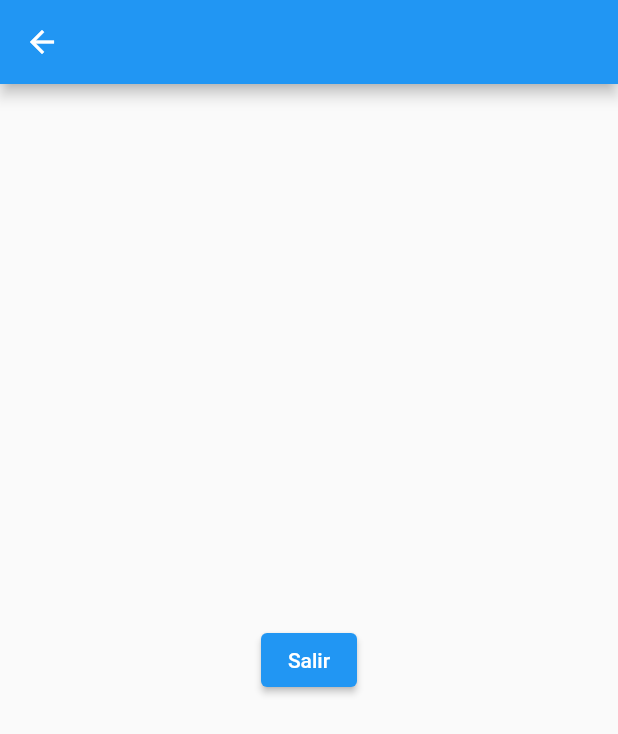
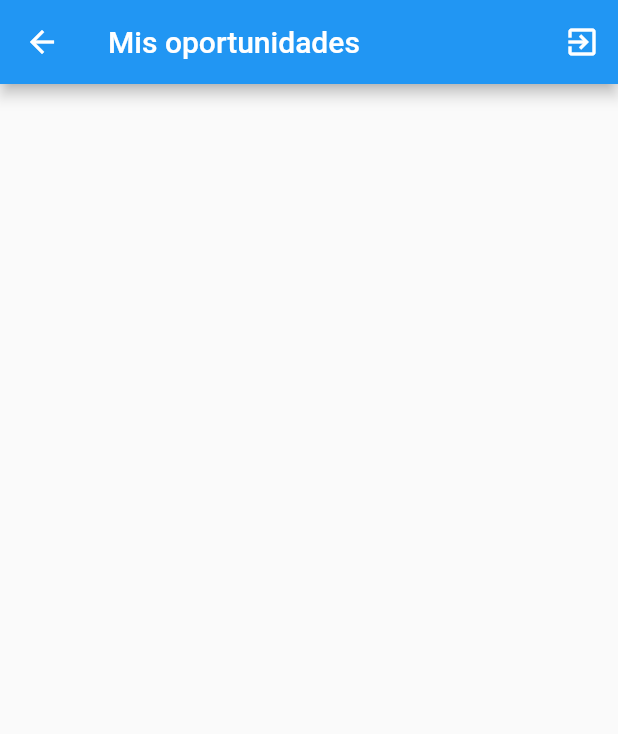
Before and after one commit to fabianMendez/oportunidades_cce, a Flutter app: the HomeView screen opened directly, on a phone screen of 412 x 824 dp. Shown: the top 734 px of the screen. Run offline on Flutter 3.47's test engine with Material 2 defaults, Android fonts, the phone set to English and light mode, and no system bars; our stand-ins replace bloc, email_validator, equatable, flutter_bloc, flutter_secure_storage, get_it and 1 more; accounts and stored records are empty; generated files the repository leaves out were written again; network calls fail.

Commit message:
feat: add notifications listing

```diff
--- a/lib/src/home/home_view.dart
+++ b/lib/src/home/home_view.dart
@@ -1,6 +1,7 @@
 import 'package:flutter/material.dart';
 import 'package:flutter_bloc/flutter_bloc.dart';
 import 'package:oportunidades_cce/src/authentication/authentication_bloc.dart';
+import 'package:oportunidades_cce/src/home/notificacion_listado_view.dart';
 
 class HomeView extends StatelessWidget {
   const HomeView({Key? key}) : super(key: key);
@@ -8,15 +9,20 @@ class HomeView extends StatelessWidget {
   @override
   Widget build(BuildContext context) {
     return Scaffold(
-      appBar: AppBar(),
-      body: Center(
-        child: ElevatedButton(
-          onPressed: () {
-            BlocProvider.of<AuthenticationBloc>(context).add(const LoggedOut());
-          },
-          child: const Text('Salir'),
-        ),
+      appBar: AppBar(
+        title: const Text('Mis oportunidades'),
+        actions: [
+          IconButton(
+            icon: const Icon(Icons.exit_to_app),
+            onPressed: () {
+              BlocProvider.of<AuthenticationBloc>(context)
+                  .add(const LoggedOut());
+            },
+            tooltip: 'Salir',
+          )
+        ],
       ),
+      body: const NotificacionListadoView(),
     );
   }
 }
--- /dev/null
+++ b/lib/src/home/notificacion_listado_bloc.dart
@@ -0,0 +1,75 @@
+import 'package:bloc/bloc.dart';
+import 'package:equatable/equatable.dart';
+import 'package:oportunidades_cce/src/authentication/user_details.dart';
+import 'package:oportunidades_cce/src/home/notificacion_repository.dart';
+
+class NotificacionListadoBloc
+    extends Bloc<NotificacionListadoEvent, NotificacionListadoState> {
+  NotificacionListadoBloc({
+    required this.userDetails,
+    required this.notificacionRepository,
+  }) : super(const NotificacionListadoUninitialized());
+
+  final UserDetails userDetails;
+  final NotificacionRepository notificacionRepository;
+
+  @override
+  Stream<NotificacionListadoState> mapEventToState(
+      NotificacionListadoEvent event) async* {
+    if (event is NotificacionListadoStarted) {
+      try {
+        final notificaciones = await notificacionRepository.getNotificaciones(
+          codigo: userDetails.codigo,
+          tipoNotificacion: 'Todos',
+        );
+
+        yield NotificacionListadoSuccess(notificaciones);
+      } catch (err, str) {
+        print(err);
+        print(str);
+
+        yield NotificacionListadoFailure(err.toString());
+      }
+    }
+  }
+}
+
+abstract class NotificacionListadoEvent extends Equatable {
+  const NotificacionListadoEvent();
+
+  @override
+  List<Object?> get props => [];
+}
+
+class NotificacionListadoStarted extends NotificacionListadoEvent {
+  const NotificacionListadoStarted();
+}
+
+abstract class NotificacionListadoState extends Equatable {
+  const NotificacionListadoState();
+
+  @override
+  List<Object?> get props => [];
+}
+
+class NotificacionListadoUninitialized extends NotificacionListadoState {
+  const NotificacionListadoUninitialized();
+}
+
+class NotificacionListadoFailure extends NotificacionListadoState {
+  const NotificacionListadoFailure(this.error);
+
+  final String error;
+
+  @override
+  List<Object?> get props => [...super.props, error];
+}
+
+class NotificacionListadoSuccess extends NotificacionListadoState {
+  const NotificacionListadoSuccess(this.notificaciones);
+
+  final List<Notificacion> notificaciones;
+
+  @override
+  List<Object?> get props => [...super.props, notificaciones];
+}
--- /dev/null
+++ b/lib/src/home/notificacion_listado_view.dart
@@ -0,0 +1,78 @@
+import 'package:flutter/material.dart';
+import 'package:flutter_bloc/flutter_bloc.dart';
+import 'package:oportunidades_cce/src/authentication/user_details.dart';
+import 'package:oportunidades_cce/src/home/notificacion_listado_bloc.dart';
+import 'package:oportunidades_cce/src/home/notificacion_repository.dart';
+import 'package:oportunidades_cce/src/service_locator.dart';
+import 'package:provider/provider.dart';
+
+class NotificacionListadoView extends StatelessWidget {
+  const NotificacionListadoView({Key? key}) : super(key: key);
+
+  @override
+  Widget build(BuildContext context) {
+    final userDetails = Provider.of<UserDetails>(context);
+
+    return BlocProvider<NotificacionListadoBloc>(
+      create: (context) {
+        return NotificacionListadoBloc(
+          userDetails: userDetails,
+          notificacionRepository: sl.get<NotificacionRepository>(),
+        )..add(const NotificacionListadoStarted());
+      },
+      child: const NotificacionListado(),
+    );
+  }
+}
+
+class NotificacionListado extends StatelessWidget {
+  const NotificacionListado({Key? key}) : super(key: key);
+
+  @override
+  Widget build(BuildContext context) {
+    return BlocBuilder<NotificacionListadoBloc, NotificacionListadoState>(
+      builder: (context, state) {
+        if (state is NotificacionListadoUninitialized) {
+          return const Center(child: CircularProgressIndicator.adaptive());
+        }
+
+        if (state is NotificacionListadoSuccess) {
+          if (state.notificaciones.isEmpty) {
+            return Column(
+              mainAxisAlignment: MainAxisAlignment.center,
+              crossAxisAlignment: CrossAxisAlignment.center,
+              children: [
+                Container(
+                  alignment: Alignment.center,
+                  height: 200,
+                  child: Column(
+                    children: const [
+                      Text(
+                        'No hay oportunidades nuevas para tí, puedes configurar tus suscripciones para que te lleguen nuevas oportunidades.',
+                        textAlign: TextAlign.center,
+                        style: TextStyle(fontSize: 17),
+                      ),
+                      // const SizedBox(height: 12),
+                      // TextButton(
+                      //   onPressed: _fetchFirst,
+                      //   child: const Text('Reintentar'),
+                      // ),
+                    ],
+                  ),
+                ),
+                const SizedBox(height: 16),
+                ElevatedButton.icon(
+                  icon: const Icon(Icons.settings),
+                  label: const Text('Configura tus suscripciones'),
+                  onPressed: () {},
+                ),
+              ],
+            );
+          }
+        }
+
+        return Container();
+      },
+    );
+  }
+}
--- /dev/null
+++ b/lib/src/home/notificacion_repository.dart
@@ -0,0 +1,45 @@
+import 'dart:convert';
+
+import 'package:equatable/equatable.dart';
+import 'package:oportunidades_cce/src/api_client.dart';
+
+class Notificacion extends Equatable {
+  const Notificacion();
+
+  const Notificacion.fromJson(Map<String, dynamic> map);
+
+  @override
+  List<Object?> get props => [];
+}
+
+class NotificacionRepository {
+  NotificacionRepository({
+    required this.apiClient,
+  });
+
+  final APIClient apiClient;
+
+  /*
+<!-- 	<option value = 'Todos'>Todos</option> -->
+<!-- 	<option value = 'CreacionProceso'>Nuevos procesos</option> -->
+<!-- 	<option value = 'CreacionProcesoEntidad'>Nuevo proceso entidad</option> -->
+<!-- 	<option value = 'ActualizacionProceso'>Actualizaci&oacute;n de procesos</option> -->
+  */
+  Future<List<Notificacion>> getNotificaciones({
+    required String codigo,
+    required String tipoNotificacion,
+  }) async {
+    final res = await apiClient.request(
+      path: '/ServletNotificaciones',
+      body: {
+        'codigo': codigo,
+        'tipoNotificacion': tipoNotificacion,
+      },
+    );
+
+    print(res.body);
+    final List<dynamic> list = json.decode(res.body);
+
+    return list.map((it) => Notificacion.fromJson(it)).toList();
+  }
+}
--- a/lib/src/service_locator.dart
+++ b/lib/src/service_locator.dart
@@ -4,6 +4,7 @@ import 'package:oportunidades_cce/src/api_client.dart';
 import 'package:oportunidades_cce/src/authentication/user_details_secure_storage.dart';
 import 'package:oportunidades_cce/src/authentication/user_details_storage.dart';
 import 'package:oportunidades_cce/src/authentication/user_repository.dart';
+import 'package:oportunidades_cce/src/home/notificacion_repository.dart';
 
 GetIt sl = GetIt.instance;
 
@@ -14,4 +15,6 @@ void setupServiceLocator() {
   sl.registerSingleton(UsuarioRepository(apiClient: apiClient));
 
   sl.registerSingleton<UserDetailsStorage>(UserDetailsSecureStorage());
+
+  sl.registerSingleton(NotificacionRepository(apiClient: apiClient));
 }
```
Also changed, not shown: lib/src/api_client.dart (+10 -5 lines), lib/src/home/notificaciones_repository.dart (deleted).
